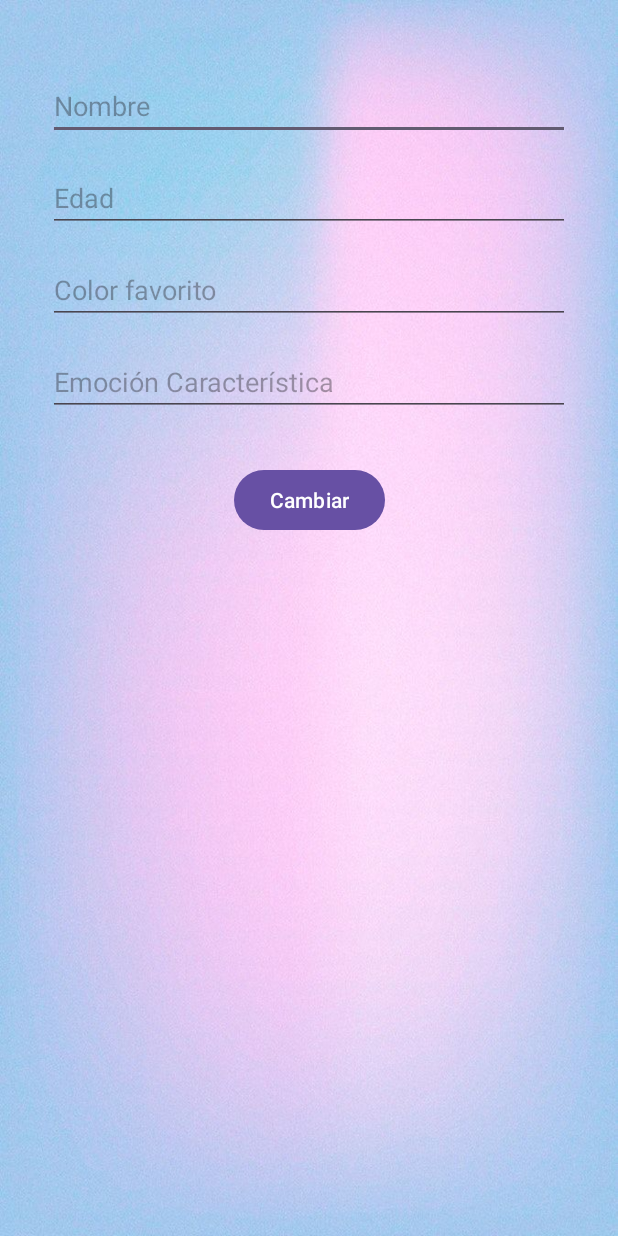
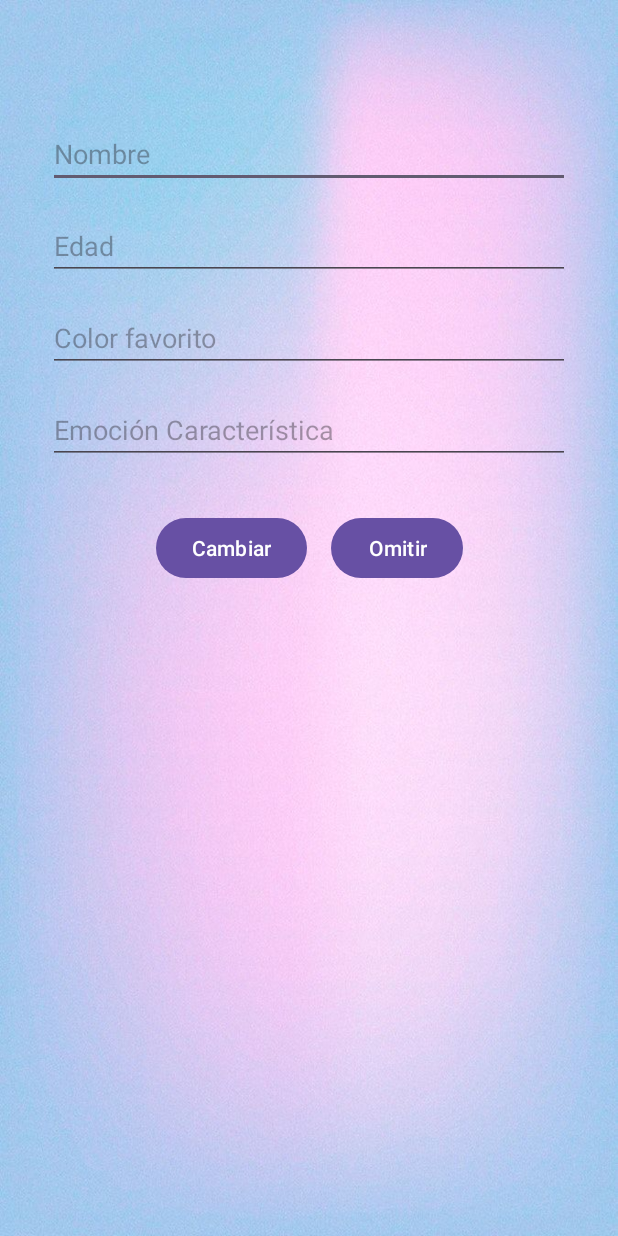
Before and after one commit to lil-mati/HomeworkColormood, an Android app: the FormularioActivity screen opened directly, with no data from a screen before it, on a phone screen of 412 x 824 dp. Run offline under Robolectric (Android 15) with nearby library versions, the phone set to English and light mode, and no system bars.

Commit message:
Ajustes minimos a vista formulario y usuario

```diff
--- a/app/src/main/java/com/example/homeworkcolormood/FormularioActivity.java
+++ b/app/src/main/java/com/example/homeworkcolormood/FormularioActivity.java
@@ -26,6 +26,7 @@ public class FormularioActivity extends AppCompatActivity {
         EditText emocion = findViewById(R.id.editEmocion);
 
         Button cambio = findViewById(R.id.cambio);
+        Button btnOmitirFormulario = findViewById(R.id.btn_omitir_formulario); // Nuevo botón
 
         cambio.setOnClickListener(new View.OnClickListener() {
             @Override
@@ -45,10 +46,19 @@ public class FormularioActivity extends AppCompatActivity {
 
                     startActivity(i);
                 } catch (NullPointerException e) {
+                    // Considerar un Toast o log en lugar de un return silencioso
                     return;
                 }
             }
         });
 
+        // Listener para el nuevo botón Omitir
+        btnOmitirFormulario.setOnClickListener(new View.OnClickListener() {
+            @Override
+            public void onClick(View v) {
+                finish(); // Cierra la actividad actual
+            }
+        });
+
     }
 }
--- a/app/src/main/res/layout/layout_formulario.xml
+++ b/app/src/main/res/layout/layout_formulario.xml
@@ -9,19 +9,30 @@
     android:padding="16dp"
     tools:context=".FormularioActivity">
 
+    <Space
+        android:id="@+id/space2"
+        android:layout_width="match_parent"
+        android:layout_height="48dp"
+        android:layout_marginTop="0dp"
+        app:layout_constraintEnd_toEndOf="parent"
+        app:layout_constraintHorizontal_bias="0.0"
+        app:layout_constraintStart_toStartOf="parent"
+        app:layout_constraintTop_toTopOf="parent" />
+
     <EditText
         android:id="@+id/editNombre"
         android:layout_width="0dp"
         android:layout_height="wrap_content"
-        android:layout_marginTop="32dp"
+        android:layout_marginStart="16dp"
+        android:layout_marginTop="16dp"
+        android:layout_marginEnd="16dp"
         android:ems="10"
         android:hint="Nombre"
         android:inputType="text"
-        app:layout_constraintTop_toTopOf="parent"
+        app:layout_constraintEnd_toEndOf="parent"
+        app:layout_constraintHorizontal_bias="0.0"
         app:layout_constraintStart_toStartOf="parent"
-        app:layout_constraintEnd_toEndOf="parent"
-        android:layout_marginStart="16dp"
-        android:layout_marginEnd="16dp"/>
+        app:layout_constraintTop_toBottomOf="@+id/space2" />
 
     <EditText
         android:id="@+id/editEdad"
@@ -71,8 +82,21 @@
         android:layout_height="wrap_content"
         android:layout_marginTop="32dp"
         android:text="Cambiar"
-        app:layout_constraintTop_toBottomOf="@id/editEmocion"
+        app:layout_constraintEnd_toStartOf="@+id/btn_omitir_formulario"
+        app:layout_constraintHorizontal_bias="0.5"
+        app:layout_constraintHorizontal_chainStyle="packed"
         app:layout_constraintStart_toStartOf="parent"
-        app:layout_constraintEnd_toEndOf="parent" />
+        app:layout_constraintTop_toBottomOf="@id/editEmocion" />
+
+    <Button
+        android:id="@+id/btn_omitir_formulario"
+        android:layout_width="wrap_content"
+        android:layout_height="wrap_content"
+        android:layout_marginStart="16dp"
+        android:text="Omitir"
+        app:layout_constraintBaseline_toBaselineOf="@+id/cambio"
+        app:layout_constraintEnd_toEndOf="parent"
+        app:layout_constraintHorizontal_bias="0.5"
+        app:layout_constraintStart_toEndOf="@+id/cambio" />
 
 </androidx.constraintlayout.widget.ConstraintLayout>
--- a/app/src/main/res/layout/layout_profile.xml
+++ b/app/src/main/res/layout/layout_profile.xml
@@ -9,10 +9,22 @@
     android:padding="16dp"
     tools:context=".ActivityProfile">
 
+    <Space
+        android:layout_width="match_parent"
+        android:layout_height="48dp"
+        android:layout_marginStart="0dp"
+        android:layout_marginTop="0dp"
+        android:layout_marginEnd="0dp"
+        app:layout_constraintEnd_toEndOf="parent"
+        app:layout_constraintHorizontal_bias="0.0"
+        app:layout_constraintStart_toStartOf="parent"
+        app:layout_constraintTop_toTopOf="parent" />
+
     <ImageButton
         android:id="@+id/btnCancelar"
         android:layout_width="48dp"
         android:layout_height="48dp"
+        android:layout_marginTop="48dp"
         android:background="@drawable/icon_go_back"
         android:contentDescription="Cerrar"
         android:padding="8dp"
```
